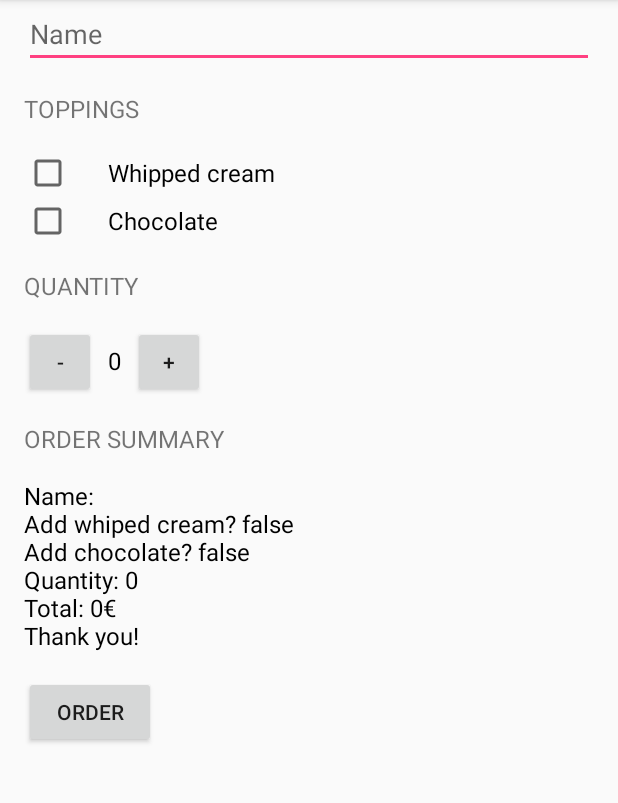
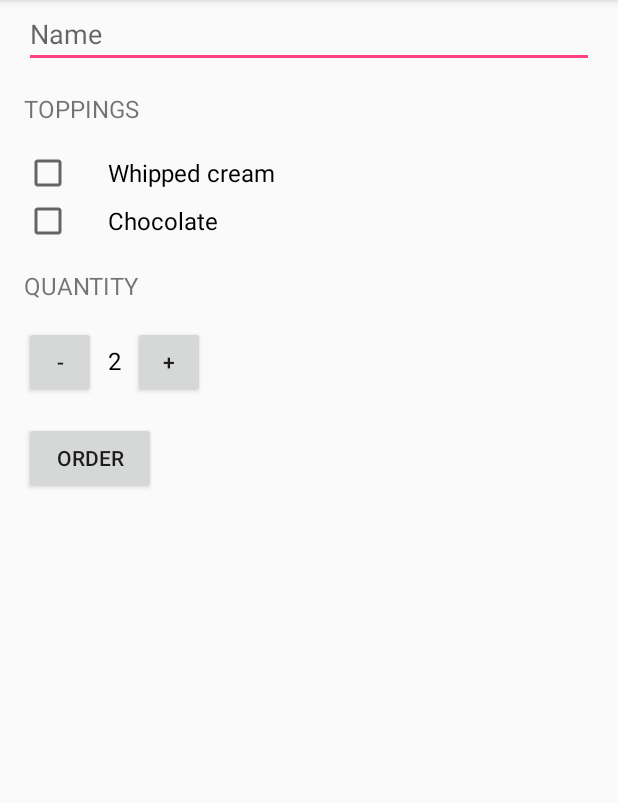
Before and after one commit to tonivalleraull/JustJava, an Android app: the screen it shows after launch (MainActivity), after a tap on "ORDER", on a phone screen of 412 x 824 dp, the part 84-887 px from its top. Run offline under Robolectric (Android 15) with nearby library versions, the phone set to English and light mode, and no system bars; 3 statements that could not run were skipped.

Commit message:
Add quantity control and send order via email

```diff
--- a/app/src/main/java/com/example/android/justjava/MainActivity.java
+++ b/app/src/main/java/com/example/android/justjava/MainActivity.java
@@ -6,6 +6,7 @@
  */
 package com.example.android.justjava;
 
+import android.content.Intent;
 import android.net.Uri;
 import android.os.Bundle;
 import android.support.v7.app.AppCompatActivity;
@@ -13,6 +14,7 @@ import android.view.View;
 import android.widget.CheckBox;
 import android.widget.EditText;
 import android.widget.TextView;
+import android.widget.Toast;
 
 import com.google.android.gms.appindexing.Action;
 import com.google.android.gms.appindexing.AppIndex;
@@ -24,7 +26,7 @@ import com.google.android.gms.common.api.GoogleApiClient;
  */
 public class MainActivity extends AppCompatActivity {
     //Global variables
-    int quantity = 0;
+    int quantity = 2;
     int priceOfCoffee = 5;
     int priceOfWhippedCream = 1;
     int priceOfChocolate = 2;
@@ -52,7 +54,18 @@ public class MainActivity extends AppCompatActivity {
         boolean hasChocolate = ((CheckBox) findViewById(R.id.chocolate_checkbox)).isChecked();
         String customerName = ((EditText) findViewById(R.id.customerName)).getText().toString();
         String orderMessage = calculateOrder(calculatePrice(hasWhippedCream, hasChocolate), hasWhippedCream, hasChocolate, customerName);
-        displayMessage(orderMessage);
+
+        //Enviamos el order summary por correo
+        String subject = "Just Java app order from " + ((EditText) findViewById(R.id.customerName)).getText().toString();
+        String [] addresses = {"tonivalleraull@gmail.com"};
+        Intent intent = new Intent(Intent.ACTION_SENDTO);
+        intent.setData(Uri.parse("mailto:")); // only email apps should handle this
+        intent.putExtra(Intent.EXTRA_EMAIL, addresses);
+        intent.putExtra(Intent.EXTRA_SUBJECT, subject);
+        intent.putExtra(Intent.EXTRA_TEXT, orderMessage);
+        if (intent.resolveActivity(getPackageManager()) != null) {
+            startActivity(intent);
+        }
     }
 
     /**
@@ -99,16 +112,35 @@ public class MainActivity extends AppCompatActivity {
      * This method is called when the increment button is clicked.
      */
     public void increment(View view) {
-        quantity++;
-        display(quantity);
+
+        //We don't allow to order more than one hundred coffees
+        if (quantity < 100) {
+            quantity++;
+            display(quantity);
+            return;
+        }
+        //We show a toast message informing the user that it's not possible to order more than one hundred coffees
+        else{
+            Toast.makeText(this, "You can't order more than one hundred coffees", Toast.LENGTH_SHORT).show();
+            return;
+        }
     }
 
     /**
      * This method is called when the decrement button is clicked.
      */
     public void decrement(View view) {
-        quantity--;
-        display(quantity);
+        //We don't allow to order less than one coffee
+        if (quantity > 1) {
+            quantity--;
+            display(quantity);
+            return;
+        }
+        //We show a toast message informing the user that it's not possible to order less than 1 coffee
+        else{
+            Toast.makeText(this, "You can't order less than one coffees", Toast.LENGTH_SHORT).show();
+            return;
+        }
     }
 
     /**
@@ -117,14 +149,6 @@ public class MainActivity extends AppCompatActivity {
     private void display(int number) {
         TextView quantityTextView = (TextView) findViewById(R.id.quantity_text_view);
         quantityTextView.setText("" + number);
-    }
-
-    /**
-     * This method displays the given text on the screen.
-     */
-    private void displayMessage(String message) {
-        TextView orderSummaryTextView = (TextView) findViewById(R.id.order_summary_text_view);
-        orderSummaryTextView.setText(message);
     }
 
     /**
--- a/app/src/main/res/layout/activity_main.xml
+++ b/app/src/main/res/layout/activity_main.xml
@@ -75,7 +75,7 @@
                 android:layout_width="wrap_content"
                 android:layout_height="wrap_content"
                 android:layout_marginLeft="8dp"
-                android:text="0"
+                android:text="2"
                 android:textColor="@android:color/black"
                 android:textSize="16sp" />
 
@@ -87,24 +87,6 @@
                 android:text="+" />
         </LinearLayout>
 
-        <TextView
-            android:layout_width="wrap_content"
-            android:layout_height="wrap_content"
-            android:layout_marginLeft="16dp"
-            android:layout_marginTop="16dp"
-            android:text="order summary"
-            android:textAllCaps="true"
-            android:textSize="16sp" />
-
-        <TextView
-            android:id="@+id/order_summary_text_view"
-            android:layout_width="wrap_content"
-            android:layout_height="wrap_content"
-            android:layout_marginLeft="16dp"
-            android:layout_marginTop="16dp"
-            android:text="5€"
-            android:textColor="@android:color/black"
-            android:textSize="16sp" />
 
 
         <Button
```
